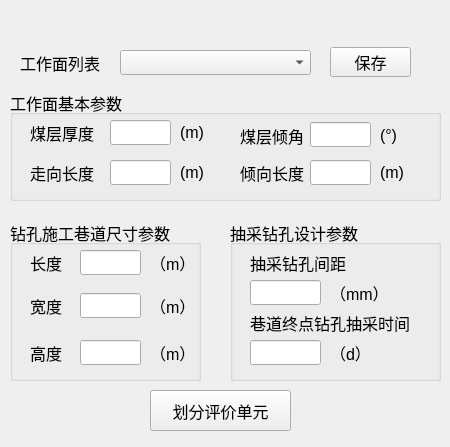
Old version of the form python/cbm/uifiles/eval_unit_dlg.ui in the repository wyrover/cbm.
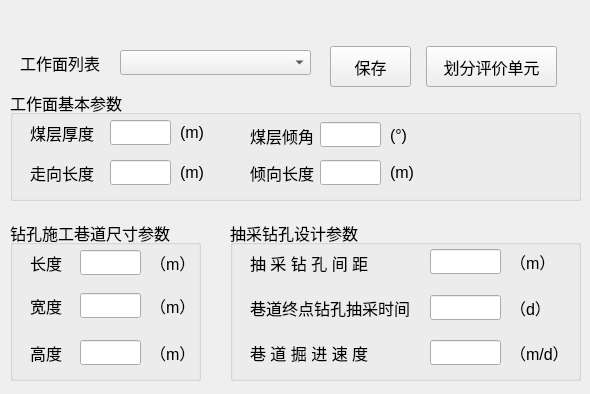
New version of the form. Icons and pictures are not drawn.

```diff
--- a/python/cbm/uifiles/eval_unit_dlg.ui
+++ b/python/cbm/uifiles/eval_unit_dlg.ui
@@ -6,8 +6,8 @@
    <rect>
     <x>0</x>
     <y>0</y>
-    <width>450</width>
-    <height>447</height>
+    <width>590</width>
+    <height>394</height>
    </rect>
   </property>
   <property name="windowTitle">
@@ -22,8 +22,8 @@
     <rect>
      <x>0</x>
      <y>30</y>
-     <width>451</width>
-     <height>411</height>
+     <width>591</width>
+     <height>361</height>
     </rect>
    </property>
    <widget class="QLabel" name="label_8">
@@ -64,7 +64,7 @@
      <rect>
       <x>10</x>
       <y>60</y>
-      <width>431</width>
+      <width>571</width>
       <height>111</height>
      </rect>
     </property>
@@ -79,7 +79,7 @@
     <widget class="QLineEdit" name="l2">
      <property name="geometry">
       <rect>
-       <x>300</x>
+       <x>310</x>
        <y>70</y>
        <width>61</width>
        <height>25</height>
@@ -130,7 +130,7 @@
     <widget class="QLineEdit" name="dip_angle">
      <property name="geometry">
       <rect>
-       <x>300</x>
+       <x>310</x>
        <y>32</y>
        <width>61</width>
        <height>25</height>
@@ -145,7 +145,7 @@
     <widget class="QLabel" name="label_12">
      <property name="geometry">
       <rect>
-       <x>230</x>
+       <x>240</x>
        <y>30</y>
        <width>71</width>
        <height>31</height>
@@ -189,7 +189,7 @@
     <widget class="QLabel" name="label_9">
      <property name="geometry">
       <rect>
-       <x>230</x>
+       <x>240</x>
        <y>70</y>
        <width>71</width>
        <height>25</height>
@@ -222,7 +222,7 @@
     <widget class="QLabel" name="label_13">
      <property name="geometry">
       <rect>
-       <x>370</x>
+       <x>380</x>
        <y>30</y>
        <width>41</width>
        <height>31</height>
@@ -255,7 +255,7 @@
     <widget class="QLabel" name="label_4">
      <property name="geometry">
       <rect>
-       <x>370</x>
+       <x>380</x>
        <y>70</y>
        <width>41</width>
        <height>25</height>
@@ -442,7 +442,7 @@
      <rect>
       <x>230</x>
       <y>190</y>
-      <width>211</width>
+      <width>351</width>
       <height>161</height>
      </rect>
     </property>
@@ -459,7 +459,7 @@
       <rect>
        <x>20</x>
        <y>30</y>
-       <width>111</width>
+       <width>171</width>
        <height>25</height>
       </rect>
      </property>
@@ -469,14 +469,14 @@
       </font>
      </property>
      <property name="text">
-      <string>抽采钻孔间距</string>
+      <string>抽 采 钻 孔 间 距</string>
      </property>
     </widget>
     <widget class="QLineEdit" name="r">
      <property name="geometry">
       <rect>
-       <x>20</x>
-       <y>60</y>
+       <x>200</x>
+       <y>29</y>
        <width>71</width>
        <height>25</height>
       </rect>
@@ -490,8 +490,8 @@
     <widget class="QLabel" name="label_20">
      <property name="geometry">
       <rect>
-       <x>100</x>
-       <y>60</y>
+       <x>280</x>
+       <y>29</y>
        <width>51</width>
        <height>25</height>
       </rect>
@@ -502,14 +502,14 @@
       </font>
      </property>
      <property name="text">
-      <string>（mm）</string>
+      <string>（m）</string>
      </property>
     </widget>
     <widget class="QLabel" name="label_23">
      <property name="geometry">
       <rect>
        <x>20</x>
-       <y>90</y>
+       <y>75</y>
        <width>171</width>
        <height>25</height>
       </rect>
@@ -526,8 +526,8 @@
     <widget class="QLineEdit" name="t">
      <property name="geometry">
       <rect>
-       <x>20</x>
-       <y>120</y>
+       <x>200</x>
+       <y>75</y>
        <width>71</width>
        <height>25</height>
       </rect>
@@ -541,9 +541,9 @@
     <widget class="QLabel" name="label_24">
      <property name="geometry">
       <rect>
-       <x>100</x>
-       <y>120</y>
-       <width>41</width>
+       <x>280</x>
+       <y>75</y>
+       <width>51</width>
        <height>25</height>
       </rect>
      </property>
@@ -556,13 +556,64 @@
       <string>（d）</string>
      </property>
     </widget>
+    <widget class="QLabel" name="label_25">
+     <property name="geometry">
+      <rect>
+       <x>280</x>
+       <y>120</y>
+       <width>61</width>
+       <height>25</height>
+      </rect>
+     </property>
+     <property name="font">
+      <font>
+       <pointsize>12</pointsize>
+      </font>
+     </property>
+     <property name="text">
+      <string>（m/d）</string>
+     </property>
+    </widget>
+    <widget class="QLabel" name="label_26">
+     <property name="geometry">
+      <rect>
+       <x>20</x>
+       <y>120</y>
+       <width>171</width>
+       <height>25</height>
+      </rect>
+     </property>
+     <property name="font">
+      <font>
+       <pointsize>12</pointsize>
+      </font>
+     </property>
+     <property name="text">
+      <string>巷 道 掘 进 速 度</string>
+     </property>
+    </widget>
+    <widget class="QLineEdit" name="v">
+     <property name="geometry">
+      <rect>
+       <x>200</x>
+       <y>120</y>
+       <width>71</width>
+       <height>25</height>
+      </rect>
+     </property>
+     <property name="font">
+      <font>
+       <pointsize>12</pointsize>
+      </font>
+     </property>
+    </widget>
    </widget>
    <widget class="QPushButton" name="partition">
     <property name="geometry">
      <rect>
-      <x>150</x>
-      <y>360</y>
-      <width>141</width>
+      <x>426</x>
+      <y>16</y>
+      <width>131</width>
       <height>41</height>
      </rect>
     </property>
@@ -579,9 +630,9 @@
     <property name="geometry">
      <rect>
       <x>330</x>
-      <y>17</y>
+      <y>16</y>
       <width>81</width>
-      <height>30</height>
+      <height>41</height>
      </rect>
     </property>
     <property name="font">
@@ -606,14 +657,14 @@
     <rect>
      <x>0</x>
      <y>0</y>
-     <width>451</width>
+     <width>591</width>
      <height>31</height>
     </rect>
    </property>
    <widget class="QLabel" name="lab_Ico">
     <property name="geometry">
      <rect>
-      <x>10</x>
+      <x>3</x>
       <y>0</y>
       <width>31</width>
       <height>31</height>
@@ -647,7 +698,7 @@
      <rect>
       <x>40</x>
       <y>0</y>
-      <width>361</width>
+      <width>551</width>
       <height>31</height>
      </rect>
     </property>
@@ -670,7 +721,7 @@
    <widget class="QPushButton" name="btnMenu_Close">
     <property name="geometry">
      <rect>
-      <x>410</x>
+      <x>550</x>
       <y>0</y>
       <width>41</width>
       <height>31</height>
```
